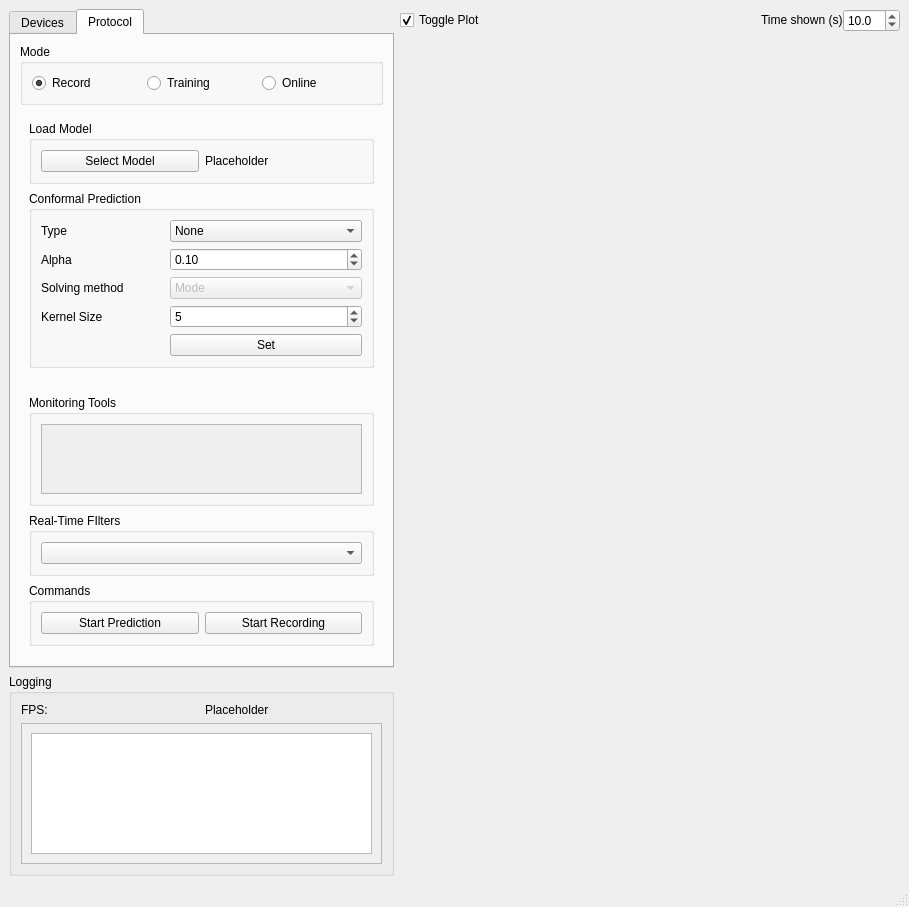
NsquaredLab/MyoGestic, file myogestic/gui/main_window.ui: the form before one commit.
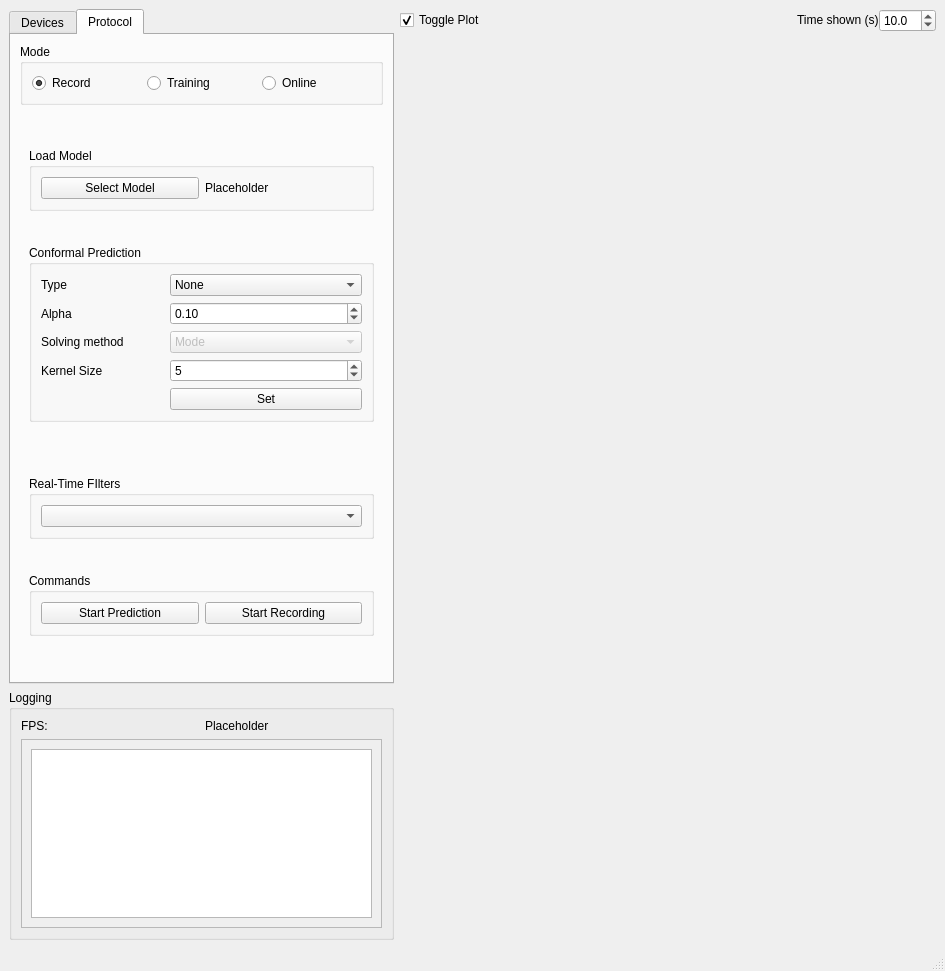
The form after the commit. Custom widgets are drawn as their Qt base class.

The edit to the form file:
```diff
--- a/myogestic/gui/main_window.ui
+++ b/myogestic/gui/main_window.ui
@@ -6,8 +6,8 @@
    <rect>
     <x>0</x>
     <y>0</y>
-    <width>902</width>
-    <height>907</height>
+    <width>945</width>
+    <height>971</height>
    </rect>
   </property>
   <property name="windowTitle">
@@ -566,73 +566,6 @@
           </widget>
           <widget class="QWidget" name="onlineWidget">
            <layout class="QGridLayout" name="gridLayout_4">
-            <item row="5" column="0">
-             <widget class="QGroupBox" name="onlineCommandsGroupBox">
-              <property name="sizePolicy">
-               <sizepolicy hsizetype="Preferred" vsizetype="Fixed">
-                <horstretch>0</horstretch>
-                <verstretch>0</verstretch>
-               </sizepolicy>
-              </property>
-              <property name="title">
-               <string>Commands</string>
-              </property>
-              <layout class="QGridLayout" name="gridLayout_19">
-               <item row="0" column="1">
-                <widget class="QPushButton" name="onlineRecordTogglePushButton">
-                 <property name="text">
-                  <string>Start Recording</string>
-                 </property>
-                 <property name="checkable">
-                  <bool>true</bool>
-                 </property>
-                </widget>
-               </item>
-               <item row="0" column="0">
-                <widget class="QPushButton" name="onlinePredictionTogglePushButton">
-                 <property name="text">
-                  <string>Start Prediction</string>
-                 </property>
-                 <property name="checkable">
-                  <bool>true</bool>
-                 </property>
-                </widget>
-               </item>
-              </layout>
-             </widget>
-            </item>
-            <item row="3" column="0">
-             <widget class="QGroupBox" name="monitoringWidgetsGroupBox">
-              <property name="sizePolicy">
-               <sizepolicy hsizetype="Preferred" vsizetype="Fixed">
-                <horstretch>0</horstretch>
-                <verstretch>0</verstretch>
-               </sizepolicy>
-              </property>
-              <property name="title">
-               <string>Monitoring Tools</string>
-              </property>
-              <layout class="QGridLayout" name="gridLayout_17">
-               <item row="0" column="0">
-                <widget class="QScrollArea" name="monitoringWidgetsScrollArea">
-                 <property name="widgetResizable">
-                  <bool>true</bool>
-                 </property>
-                 <widget class="QWidget" name="scrollAreaWidgetContents">
-                  <property name="geometry">
-                   <rect>
-                    <x>0</x>
-                    <y>0</y>
-                    <width>312</width>
-                    <height>54</height>
-                   </rect>
-                  </property>
-                 </widget>
-                </widget>
-               </item>
-              </layout>
-             </widget>
-            </item>
             <item row="2" column="0">
              <spacer name="verticalSpacer_3">
               <property name="orientation">
@@ -681,6 +614,41 @@
               </layout>
              </widget>
             </item>
+            <item row="4" column="0">
+             <widget class="QGroupBox" name="onlineCommandsGroupBox">
+              <property name="sizePolicy">
+               <sizepolicy hsizetype="Preferred" vsizetype="Fixed">
+                <horstretch>0</horstretch>
+                <verstretch>0</verstretch>
+               </sizepolicy>
+              </property>
+              <property name="title">
+               <string>Commands</string>
+              </property>
+              <layout class="QGridLayout" name="gridLayout_19">
+               <item row="0" column="1">
+                <widget class="QPushButton" name="onlineRecordTogglePushButton">
+                 <property name="text">
+                  <string>Start Recording</string>
+                 </property>
+                 <property name="checkable">
+                  <bool>true</bool>
+                 </property>
+                </widget>
+               </item>
+               <item row="0" column="0">
+                <widget class="QPushButton" name="onlinePredictionTogglePushButton">
+                 <property name="text">
+                  <string>Start Prediction</string>
+                 </property>
+                 <property name="checkable">
+                  <bool>true</bool>
+                 </property>
+                </widget>
+               </item>
+              </layout>
+             </widget>
+            </item>
             <item row="1" column="0">
              <widget class="QGroupBox" name="conformalPredictionGroupBox">
               <property name="enabled">
@@ -846,7 +814,7 @@
               </layout>
              </widget>
             </item>
-            <item row="4" column="0">
+            <item row="3" column="0">
              <widget class="QGroupBox" name="onlineFiltersGroupBox">
               <property name="sizePolicy">
                <sizepolicy hsizetype="Preferred" vsizetype="Fixed">
@@ -925,8 +893,8 @@
            <rect>
             <x>0</x>
             <y>0</y>
-            <width>354</width>
-            <height>140</height>
+            <width>393</width>
+            <height>132</height>
            </rect>
           </property>
           <layout class="QGridLayout" name="gridLayout_15">
```
Left out of the diff: 20 changed lines with no effect on the pictures.
